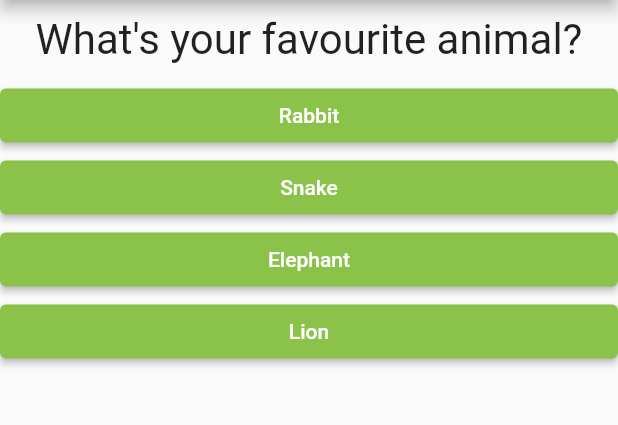
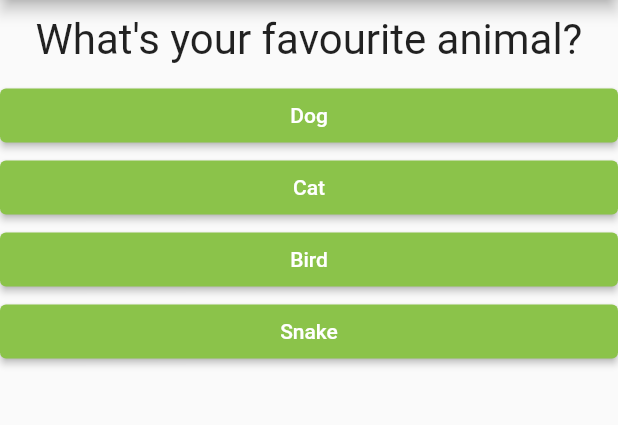
Before and after one commit to patrickjgabr/my-first-flutter-app, a Flutter app: the screen it shows after launch, after a tap on "Black", on a phone screen of 412 x 824 dp, the part 84-509 px from its top. Run offline on Flutter 3.47's test engine with Material 2 defaults, Android fonts, the phone set to English and light mode, and no system bars.

Commit message:
show score and restart quiz.

```diff
--- a/lib/main.dart
+++ b/lib/main.dart
@@ -13,23 +13,47 @@ class MyApp extends StatefulWidget {
 
 class _MyAppState extends State<MyApp> {
   var _questionIndex = 0;
+  var _totalScore = 0;
+
+  void _resetQuiz() {
+    setState(() {
+      _questionIndex = 0;
+    });
+    _totalScore = 0;
+  }
 
   static const List _questions = [
     {
       'questionText': 'What\'s your favourite colour?',
-      'answers': ['Black', 'Red', 'Green', 'White'],
+      'answers': [
+        {'text': 'Black', 'score': 10},
+        {'text': 'Red', 'score': 5},
+        {'text': 'Black', 'score': 3},
+        {'text': 'White', 'score': 1}
+      ],
     },
     {
       'questionText': 'What\'s your favourite animal?',
-      'answers': ['Rabbit', 'Snake', 'Elephant', 'Lion'],
+      'answers': [
+        {'text': 'Dog', 'score': 10},
+        {'text': 'Cat', 'score': 1},
+        {'text': 'Bird', 'score': 8},
+        {'text': 'Snake', 'score': 4}
+      ],
     },
     {
       'questionText': 'What\'s your favourite programming language?',
-      'answers': ['JavaScript', 'Dart', 'Python', 'Java'],
+      'answers': [
+        {'text': 'Dart', 'score': 8},
+        {'text': 'JavaScript', 'score': 9},
+        {'text': 'C#', 'score': 3},
+        {'text': 'Java', 'score': 5},
+      ]
     },
   ];
 
-  void _answerQuestion() {
+  void _answerQuestion(int score) {
+    _totalScore += score;
     setState(() {
       _questionIndex = _questionIndex + 1;
     });
@@ -52,7 +76,7 @@ class _MyAppState extends State<MyApp> {
                 questions: _questions,
                 questionIndex: _questionIndex,
               )
-            : Result(),
+            : Result(_totalScore, _resetQuiz),
       ),
     );
   }
--- a/lib/quiz.dart
+++ b/lib/quiz.dart
@@ -20,7 +20,7 @@ class Quiz extends StatelessWidget {
           questions[questionIndex]['questionText'],
         ),
         ...questions[questionIndex]['answers'].map((answer) {
-          return Answer(answerQuestion, answer);
+          return Answer(() => answerQuestion(answer['score']), answer['text']);
         })
       ],
     );
```
Also changed, not shown: lib/result.dart (+16 -1 lines).
